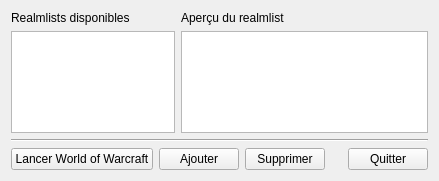
Old version of the form fenprincipale.ui in the repository Zxb12/EasyRealm.
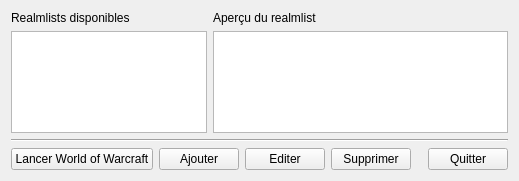
New version of the form.

```diff
--- a/fenprincipale.ui
+++ b/fenprincipale.ui
@@ -6,7 +6,7 @@
    <rect>
     <x>0</x>
     <y>0</y>
-    <width>439</width>
+    <width>519</width>
     <height>181</height>
    </rect>
   </property>
@@ -68,7 +68,7 @@
 &lt;html&gt;&lt;head&gt;&lt;meta name=&quot;qrichtext&quot; content=&quot;1&quot; /&gt;&lt;style type=&quot;text/css&quot;&gt;
 p, li { white-space: pre-wrap; }
 &lt;/style&gt;&lt;/head&gt;&lt;body style=&quot; font-family:'MS Shell Dlg 2'; font-size:8.25pt; font-weight:400; font-style:normal;&quot;&gt;
-&lt;p style=&quot;-qt-paragraph-type:empty; margin-top:0px; margin-bottom:0px; margin-left:0px; margin-right:0px; -qt-block-indent:0; text-indent:0px;&quot;&gt;&lt;/p&gt;&lt;/body&gt;&lt;/html&gt;</string>
+&lt;p style=&quot;-qt-paragraph-type:empty; margin-top:0px; margin-bottom:0px; margin-left:0px; margin-right:0px; -qt-block-indent:0; text-indent:0px; font-size:8pt;&quot;&gt;&lt;/p&gt;&lt;/body&gt;&lt;/html&gt;</string>
        </property>
        <property name="overwriteMode">
         <bool>false</bool>
@@ -100,6 +100,13 @@
        </property>
       </widget>
      </item>
+     <item>
+      <widget class="QPushButton" name="ui_btnEditer">
+       <property name="text">
+        <string>Editer</string>
+       </property>
+      </widget>
+     </item>
      <item>
       <widget class="QPushButton" name="ui_btnSupprimer">
        <property name="text">
```
